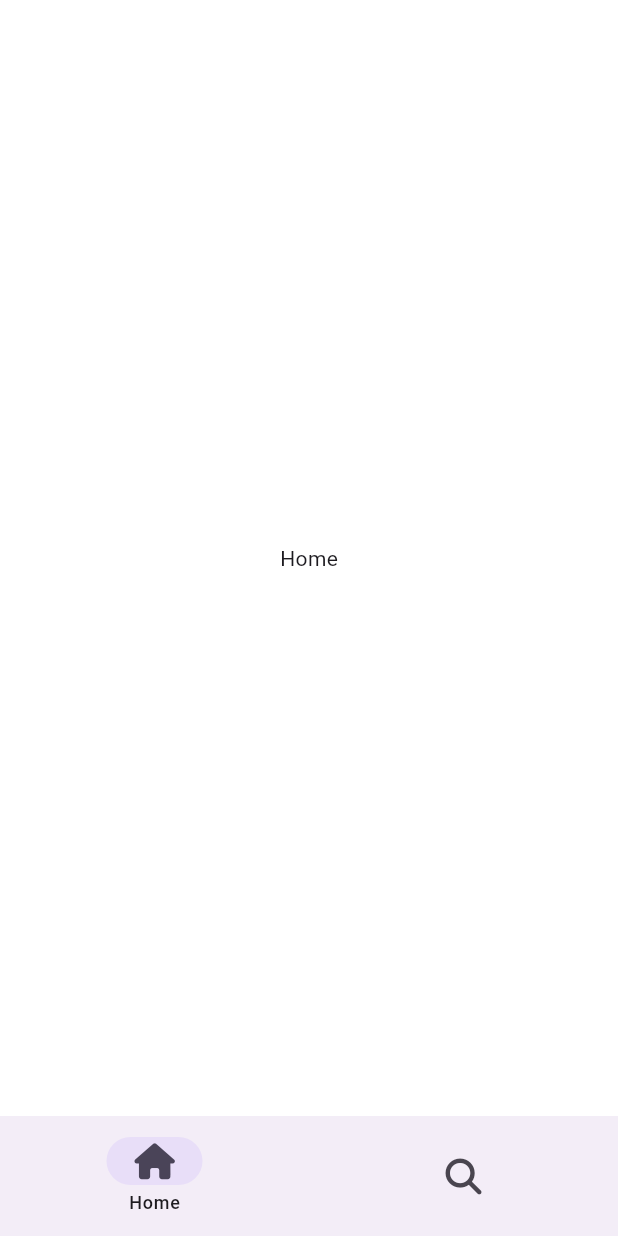
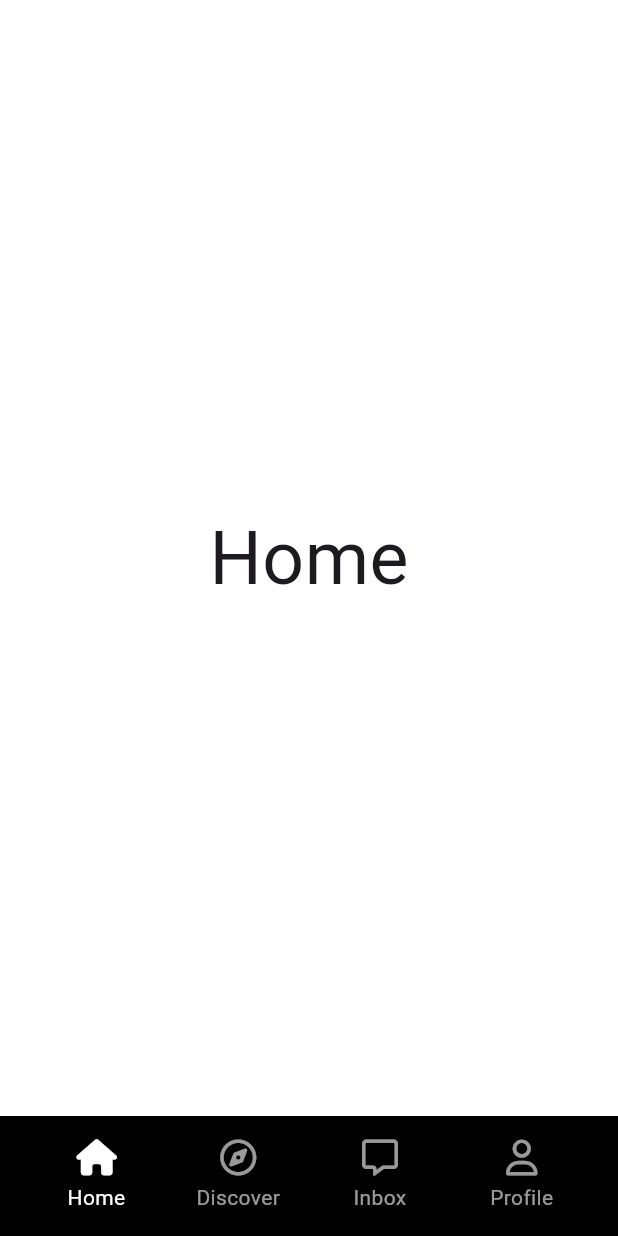
Before and after one commit to PM-LSJ/Flutter-Projects, a Flutter app: the screen it shows after launch, on a phone screen of 412 x 824 dp. Run offline on Flutter 3.47's test engine with Material 3 defaults, Android fonts, the phone set to English and light mode, and no system bars; our stand-ins replace font_awesome_flutter.

```diff
--- a/lib/constants/gaps.dart
+++ b/lib/constants/gaps.dart
@@ -1,5 +1,5 @@
 import 'package:flutter/material.dart';
-import 'package:tiktok_clone/constants/sizes.dart';
+import 'sizes.dart';
 
 class Gaps {
   // Vertical Gaps
--- a/lib/features/main_navigation/main_navigation_screen.dart
+++ b/lib/features/main_navigation/main_navigation_screen.dart
@@ -1,9 +1,11 @@
 import 'package:flutter/material.dart';
 import 'package:font_awesome_flutter/font_awesome_flutter.dart';
+import 'package:tiktok_clone/constants/sizes.dart';
+import 'package:tiktok_clone/features/main_navigation/nav_tab.dart';
+import 'package:tiktok_clone/features/main_navigation/stf_screen.dart';
 
 class MainNavigationScreen extends StatefulWidget {
   const MainNavigationScreen({super.key});
-
   @override
   State<MainNavigationScreen> createState() => _MainNavigationScreenState();
 }
@@ -13,20 +15,22 @@ class _MainNavigationScreenState extends State<MainNavigationScreen> {
 
   final screens = [
     const Center(
-      child: Text('Home'),
+      child: Text(
+        'Home',
+        style: TextStyle(fontSize: 49),
+      ),
     ),
     const Center(
-      child: Text('Search'),
+      child: Text(
+        'Search',
+        style: TextStyle(fontSize: 49),
+      ),
     ),
-    const Center(
-      child: Text('Home'),
-    ),
-    const Center(
-      child: Text('Search'),
-    ),
-    const Center(
-      child: Text('Home'),
-    ),
+    StfScreen(key: GlobalKey()),
+    StfScreen(key: GlobalKey()),
+    Container(),
+    StfScreen(key: GlobalKey()),
+    StfScreen(key: GlobalKey()),
   ];
 
   void _onTap(int index) {
@@ -38,21 +42,45 @@ class _MainNavigationScreenState extends State<MainNavigationScreen> {
   @override
   Widget build(BuildContext context) {
     return Scaffold(
-      body: screens[_selectedIndex],
-      bottomNavigationBar: NavigationBar(
-        labelBehavior: NavigationDestinationLabelBehavior.onlyShowSelected,
-        selectedIndex: _selectedIndex,
-        onDestinationSelected: _onTap,
-        destinations: const [
-          NavigationDestination(
-            icon: FaIcon(FontAwesomeIcons.house),
-            label: "Home",
+      body: screens.elementAt(_selectedIndex),
+      bottomNavigationBar: BottomAppBar(
+        color: Colors.black,
+        child: Padding(
+          padding: const EdgeInsets.all(Sizes.size1),
+          child: Row(
+            mainAxisAlignment: MainAxisAlignment.spaceBetween,
+            children: [
+              NavTab(
+                text: "Home",
+                isSelected: _selectedIndex == 0,
+                icon: FontAwesomeIcons.house,
+                selectedIcon: FontAwesomeIcons.house,
+                onTap: () => _onTap(0),
+              ),
+              NavTab(
+                text: "Discover",
+                isSelected: _selectedIndex == 1,
+                icon: FontAwesomeIcons.compass,
+                selectedIcon: FontAwesomeIcons.solidCompass,
+                onTap: () => _onTap(1),
+              ),
+              NavTab(
+                text: "Inbox",
+                isSelected: _selectedIndex == 3,
+                icon: FontAwesomeIcons.message,
+                selectedIcon: FontAwesomeIcons.solidMessage,
+                onTap: () => _onTap(3),
+              ),
+              NavTab(
+                text: "Profile",
+                isSelected: _selectedIndex == 4,
+                icon: FontAwesomeIcons.user,
+                selectedIcon: FontAwesomeIcons.solidUser,
+                onTap: () => _onTap(4),
+              ),
+            ],
           ),
-          NavigationDestination(
-            icon: FaIcon(FontAwesomeIcons.magnifyingGlass),
-            label: "Search",
-          ),
-        ],
+        ),
       ),
     );
   }
--- /dev/null
+++ b/lib/features/main_navigation/nav_tab.dart
@@ -0,0 +1,52 @@
+import 'package:flutter/material.dart';
+import 'package:font_awesome_flutter/font_awesome_flutter.dart';
+import '../../../constants/gaps.dart';
+
+class NavTab extends StatelessWidget {
+  const NavTab({
+    super.key,
+    required this.text,
+    required this.isSelected,
+    required this.icon,
+    required this.onTap,
+    required this.selectedIcon,
+  });
+
+  final String text;
+  final bool isSelected;
+  final IconData icon;
+  final IconData selectedIcon;
+  final Function onTap;
+
+  @override
+  Widget build(BuildContext context) {
+    return Expanded(
+      child: GestureDetector(
+        onTap: () => onTap(),
+        child: Container(
+          color: Colors.black,
+          child: AnimatedOpacity(
+            duration: const Duration(milliseconds: 300),
+            opacity: isSelected ? 1 : 0.6,
+            child: Column(
+              mainAxisSize: MainAxisSize.min,
+              children: [
+                FaIcon(
+                  isSelected ? selectedIcon : icon,
+                  color: Colors.white,
+                ),
+                Gaps.v5,
+                Text(
+                  text,
+                  style: const TextStyle(
+                    color: Colors.white,
+                  ),
+                )
+              ],
+            ),
+          ),
+        ),
+      ),
+    );
+  }
+}
--- /dev/null
+++ b/lib/features/main_navigation/stf_screen.dart
@@ -0,0 +1,43 @@
+import 'package:flutter/material.dart';
+
+class StfScreen extends StatefulWidget {
+  const StfScreen({super.key});
+
+  @override
+  State<StfScreen> createState() => _StfScreenState();
+}
+
+class _StfScreenState extends State<StfScreen> {
+  int _clicks = 0;
+
+  void _increase() {
+    setState(() {
+      _clicks = _clicks + 1;
+    });
+  }
+
+  @override
+  void dispose() {
+    print(_clicks);
+    super.dispose();
+  }
+
+  @override
+  Widget build(BuildContext context) {
+    return Center(
+      child: Column(
+        mainAxisAlignment: MainAxisAlignment.center,
+        children: [
+          Text(
+            "$_clicks",
+            style: const TextStyle(fontSize: 48),
+          ),
+          TextButton(
+            onPressed: _increase,
+            child: const Text('+'),
+          )
+        ],
+      ),
+    );
+  }
+}
```
